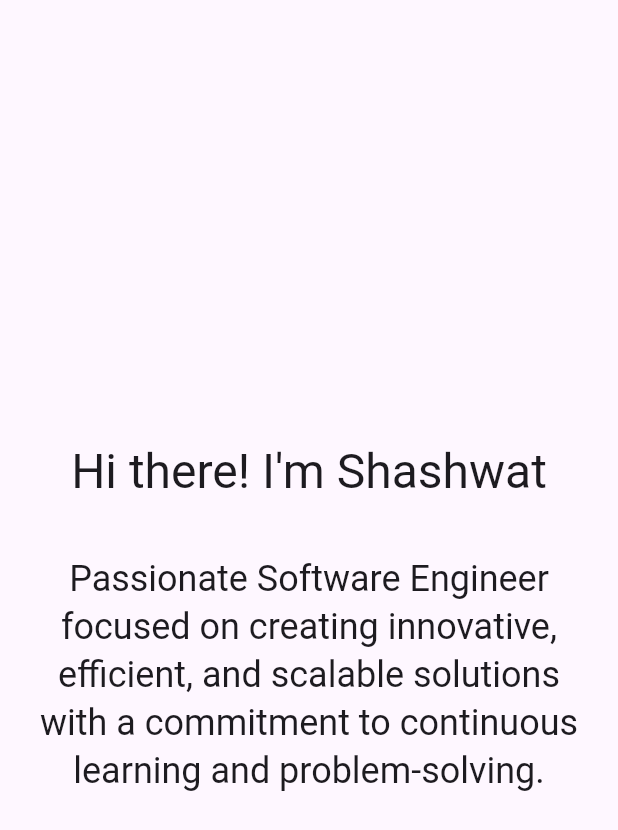
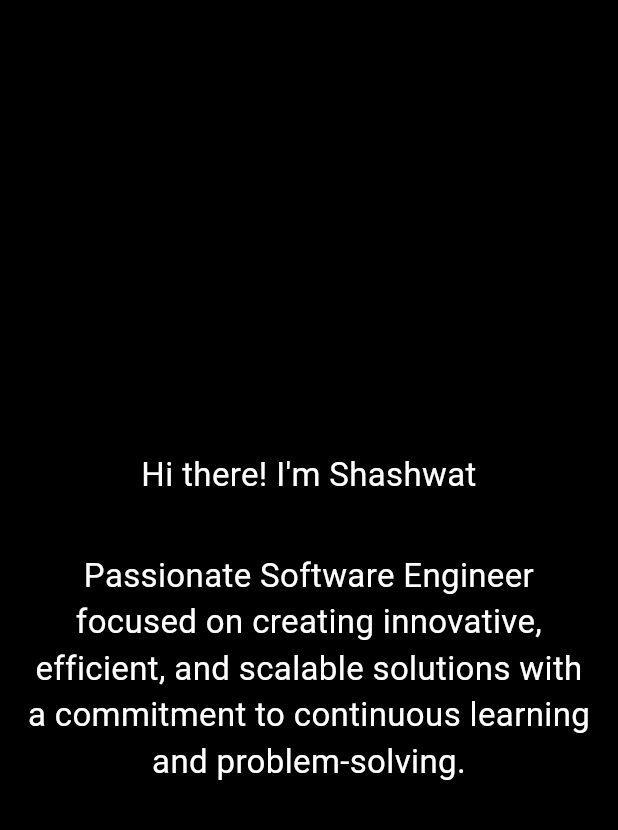
Before and after one commit to ShashwatSamadhiya/portfolio, a Flutter app: the screen it shows after launch, on a phone screen of 412 x 824 dp. Shown: the top 830 px of the screen. Run offline on Flutter 3.47's test engine with Material 3 defaults, Android fonts, the phone set to English and light mode, and no system bars.

```diff
--- a/lib/main.dart
+++ b/lib/main.dart
@@ -30,7 +30,7 @@ class _MyHomePageState extends State<MyHomePage> {
   Widget build(BuildContext context) {
 
     return Scaffold(
-
+      backgroundColor: Colors.black,
       body: Center(
 
         child: Container(
@@ -40,12 +40,12 @@ class _MyHomePageState extends State<MyHomePage> {
               mainAxisAlignment: MainAxisAlignment.center,
               children: <Widget>[
                  Text("Hi there! I'm Shashwat",                  textAlign: TextAlign.center,
-style: Theme.of(context).textTheme.headlineLarge,),
+style: TextStyle(fontSize: 22,color: Colors.white,),),
  const SizedBox(height: 36,),
                 Text(
                   "Passionate Software Engineer focused on creating innovative, efficient, and scalable solutions with a commitment to continuous learning and problem-solving.",
                   textAlign: TextAlign.center,
-                  style: Theme.of(context).textTheme.headlineSmall,
+                  style: TextStyle(fontSize: 22,color: Colors.white,),
                 ),
               ],
             ),
```
Also changed, not shown: 3 other files.
